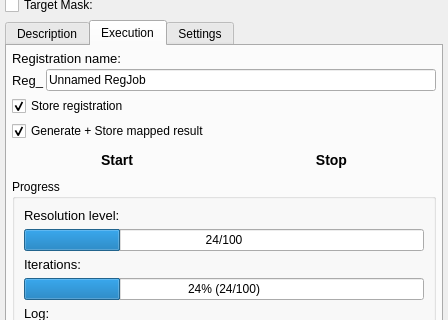
Qt form Plugins/inova.registration.views.registrationalgorithms/src/internal/RegistrationAlgorithmsControls.ui (simedcn/mitkapps) before a commit; both pictures show x 0 to 448 and y 102 to 422 of the 448 by 895 pixel window.
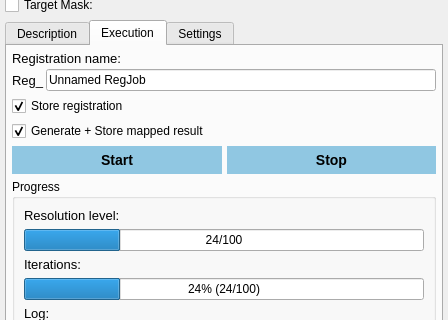
The same form after that commit. The open tabs and pages were chosen to show the change. Custom widgets are drawn as their Qt base class.

Commit message: - PopeLib: customize RegEvalSettingsWidget - RegistrationComparison: disable enabling image labels - FrameRegistration: auto select the second tab, make it stoppable - ManualRegistration: update + error for MapJob - RegistrationAlgorithms: disable warning when quitting - RegistrationStepSelector: UI - RegistrationVisualizer: auto update + bug fixing - PopeAboutDialog - logo, icons

Diff of the .ui file:
```diff
--- a/Plugins/inova.registration.views.registrationalgorithms/src/internal/RegistrationAlgorithmsControls.ui
+++ b/Plugins/inova.registration.views.registrationalgorithms/src/internal/RegistrationAlgorithmsControls.ui
@@ -450,6 +450,16 @@
         <layout class="QHBoxLayout" name="horizontalLayout_5">
          <item>
           <widget class="QPushButton" name="m_pbStartReg">
+           <property name="styleSheet">
+            <string notr="true">QPushButton
+{
+background-color:#883399CC;
+}
+QPushButton:hover
+{
+    background-color:#CC3399CC;
+}</string>
+           </property>
            <property name="text">
             <string>Start</string>
            </property>
@@ -457,6 +467,16 @@
          </item>
          <item>
           <widget class="QPushButton" name="m_pbStopReg">
+           <property name="styleSheet">
+            <string notr="true">QPushButton
+{
+background-color:#883399CC;
+}
+QPushButton:hover
+{
+    background-color:#CC3399CC;
+}</string>
+           </property>
            <property name="text">
             <string>Stop</string>
            </property>
```
Left out of the diff: 2 changed lines with no effect on the pictures. The commit also changes 36 other files.
